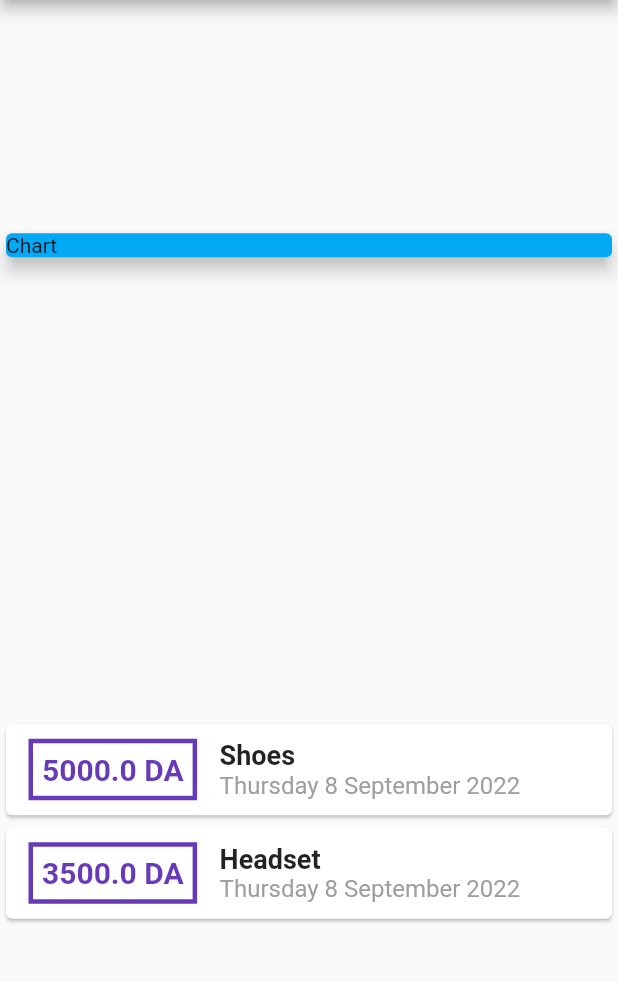
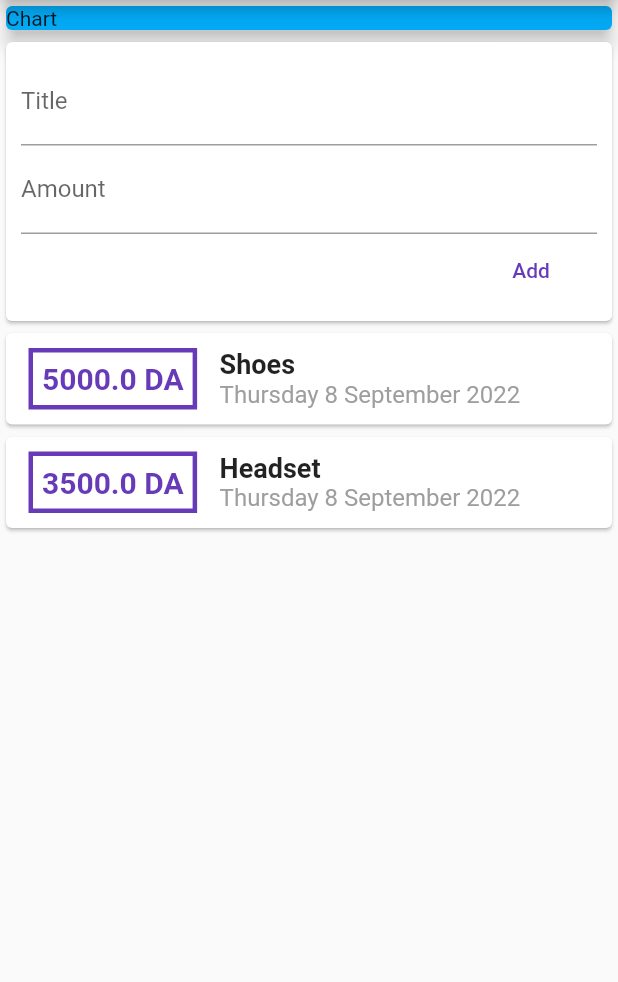
Before and after one commit to Houcine-O/personal-expenses-app, a Flutter app: the screen it shows after launch, on a phone screen of 412 x 824 dp, the part 84-1066 px from its top. Run offline on Flutter 3.47's test engine with Material 2 defaults, Android fonts, the phone set to English and light mode, and no system bars.

Commit message:
added input fields

```diff
--- a/lib/main.dart
+++ b/lib/main.dart
@@ -30,7 +30,7 @@ class MyHomePage extends StatelessWidget {
         title: Text("Expenses App"),
       ),
       body: Column(
-        mainAxisAlignment: MainAxisAlignment.spaceAround,
+        mainAxisAlignment: MainAxisAlignment.start,
         crossAxisAlignment: CrossAxisAlignment.stretch,
         children: [
           Container(
@@ -38,6 +38,26 @@ class MyHomePage extends StatelessWidget {
               color: Colors.lightBlue,
               elevation: 5,
               child: Text("Chart"),
+            ),
+          ),
+          Card(
+            child: Container(
+              padding: EdgeInsets.all(10),
+              child: Column(
+                crossAxisAlignment: CrossAxisAlignment.end,
+                children: [
+                  TextField(
+                    decoration: InputDecoration(labelText: 'Title'),
+                  ),
+                  TextField(
+                    decoration: InputDecoration(labelText: 'Amount'),
+                  ),
+                  FlatButton(
+                      onPressed: () {},
+                      textColor: Colors.deepPurple,
+                      child: Text('Add'))
+                ],
+              ),
             ),
           ),
           Column(
```
